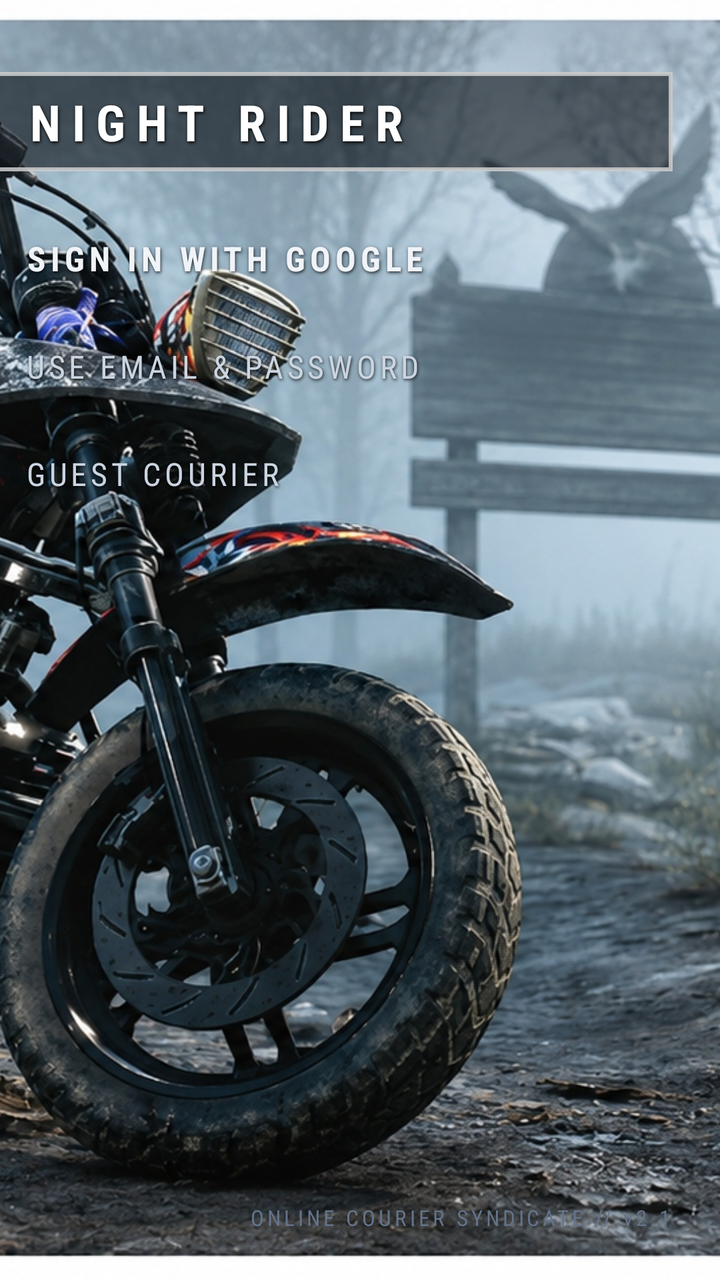
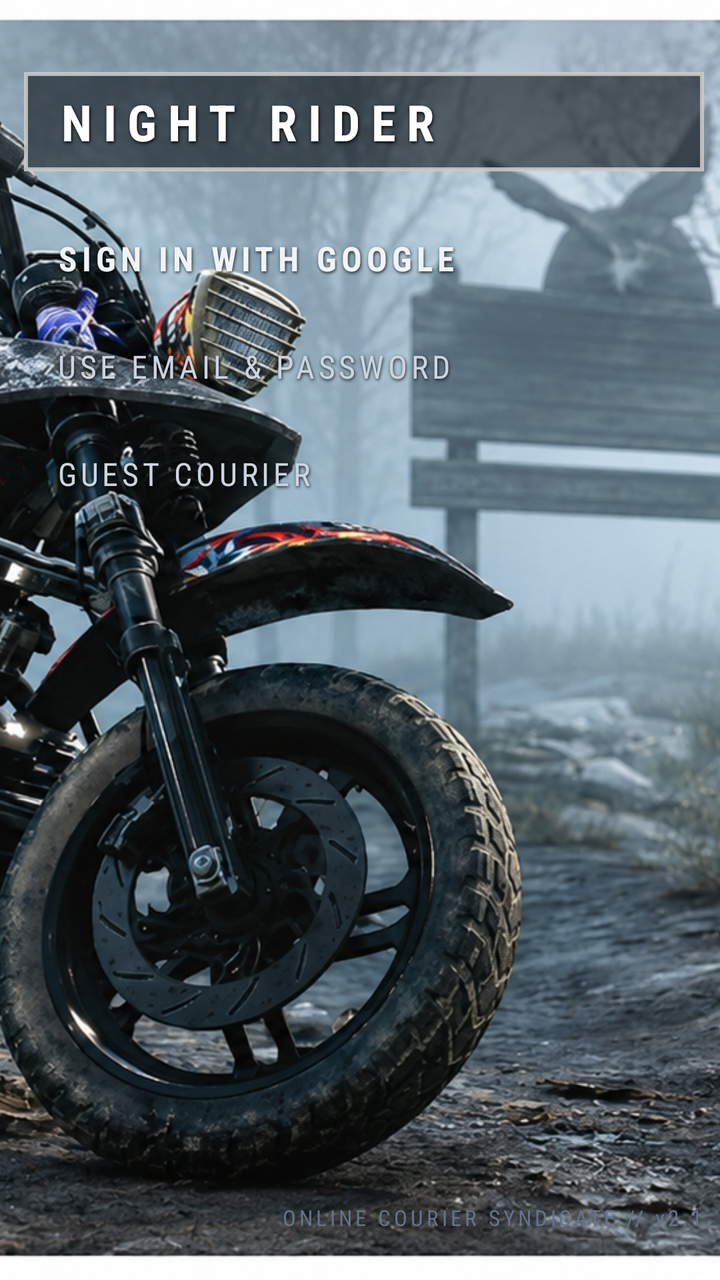

An Android layout rendered at two revisions. The XML below is the earlier revision; the diff shows what the commit changed to produce the second picture.
<!-- AndroidManifest.xml: application theme Theme.NightRider.FullScreen -->
<!-- res/layout/activity_auth.xml -->
<?xml version="1.0" encoding="utf-8"?>
<androidx.constraintlayout.widget.ConstraintLayout
    xmlns:android="http://schemas.android.com/apk/res/android"
    xmlns:app="http://schemas.android.com/apk/res-auto"
    android:layout_width="match_parent"
    android:layout_height="match_parent"
    android:background="#05080C"
    android:fitsSystemWindows="false">

    
    <ImageView
        android:id="@+id/iv_background"
        android:layout_width="match_parent"
        android:layout_height="match_parent"
        android:src="@drawable/bg_foggy_forest"
        android:scaleType="centerCrop"
        android:fitsSystemWindows="false"
        android:contentDescription="Foggy Forest Motorcycle" />

    
    
    <LinearLayout
        android:id="@+id/layout_right_content"
        android:layout_width="440dp"
        android:layout_height="wrap_content"
        android:orientation="vertical"
        android:gravity="start"
        android:background="@null"
        android:padding="0dp"
        android:visibility="gone"
        android:layout_marginStart="32dp"
        app:layout_constraintTop_toTopOf="parent"
        app:layout_constraintBottom_toBottomOf="parent"
        app:layout_constraintStart_toStartOf="parent">

        <TextView
            android:id="@+id/tv_right_hint"
            android:layout_width="match_parent"
            android:layout_height="wrap_content"
            android:text="Enter call-sign for new registration, email and password"
            android:textColor="#CBD5E1"
            android:textSize="13sp"
            android:fontFamily="sans-serif-condensed"
            android:gravity="start"
            android:shadowColor="#CC000000"
            android:shadowDx="1"
            android:shadowDy="2"
            android:shadowRadius="4" />

        
        <EditText
            android:id="@+id/et_name"
            android:layout_width="match_parent"
            android:layout_height="44dp"
            android:hint="Courier Name / Call-Sign (Required for Register)"
            android:textColorHint="#94A3B8"
            android:textColor="#FFFFFF"
            android:textSize="14sp"
            android:inputType="textPersonName|textCapWords"
            android:background="#33000000"
            android:paddingHorizontal="14dp"
            android:layout_marginTop="16dp" />

        
        <EditText
            android:id="@+id/et_email"
            android:layout_width="match_parent"
            android:layout_height="44dp"
            android:hint="Email Address"
            android:textColorHint="#94A3B8"
            android:textColor="#FFFFFF"
            android:textSize="14sp"
            android:inputType="textEmailAddress"
            android:background="#33000000"
            android:paddingHorizontal="14dp"
            android:layout_marginTop="10dp" />

        
        <EditText
            android:id="@+id/et_password"
            android:layout_width="match_parent"
            android:layout_height="44dp"
            android:hint="Password (min 6 characters)"
            android:textColorHint="#94A3B8"
            android:textColor="#FFFFFF"
            android:textSize="14sp"
            android:inputType="textPassword"
            android:background="#33000000"
            android:paddingHorizontal="14dp"
            android:layout_marginTop="10dp" />

        
        <LinearLayout
            android:layout_width="match_parent"
            android:layout_height="wrap_content"
            android:orientation="horizontal"
            android:layout_marginTop="18dp">

            <TextView
                android:id="@+id/btn_email_sign_in"
                android:layout_width="0dp"
                android:layout_height="44dp"
                android:layout_weight="1"
                android:text="SIGN IN"
                android:textColor="#FFFFFF"
                android:textSize="14sp"
                android:textStyle="bold"
                android:fontFamily="sans-serif-condensed"
                android:letterSpacing="0.12"
                android:gravity="center"
                android:background="@drawable/bg_days_gone_item"
                android:layout_marginEnd="6dp" />

            <TextView
                android:id="@+id/btn_email_sign_up"
                android:layout_width="0dp"
                android:layout_height="44dp"
                android:layout_weight="1"
                android:text="REGISTER"
                android:textColor="#FFFFFF"
                android:textSize="14sp"
                android:textStyle="bold"
                android:fontFamily="sans-serif-condensed"
                android:letterSpacing="0.12"
                android:gravity="center"
                android:background="@drawable/bg_days_gone_item"
                android:layout_marginStart="6dp" />
        </LinearLayout>

        <TextView
            android:id="@+id/btn_content_close"
            android:layout_width="wrap_content"
            android:layout_height="wrap_content"
            android:text="CLOSE  [X]"
            android:textColor="#94A3B8"
            android:textSize="13sp"
            android:fontFamily="sans-serif-condensed"
            android:letterSpacing="0.14"
            android:paddingVertical="8dp" android:paddingHorizontal="0dp"
            android:layout_gravity="start"
            android:layout_marginTop="10dp" />

    </LinearLayout>

    
    
    <LinearLayout
        android:id="@+id/layout_right_nav"
        android:layout_width="340dp"
        android:layout_height="wrap_content"
        android:orientation="vertical"
        android:gravity="start"
        android:layout_marginEnd="24dp"
        android:layout_marginTop="36dp"
        app:layout_constraintTop_toTopOf="parent"
        app:layout_constraintEnd_toEndOf="parent">

        
        <LinearLayout
            android:id="@+id/layout_title_box"
            android:layout_width="match_parent"
            android:layout_height="wrap_content"
            android:orientation="horizontal"
            android:gravity="start|center_vertical"
            android:background="@drawable/bg_days_gone_box"
            android:paddingHorizontal="16dp"
            android:paddingVertical="8dp">

            <TextView
                android:id="@+id/tv_title_main"
                android:layout_width="wrap_content"
                android:layout_height="wrap_content"
                android:text="NIGHT RIDER"
                android:textColor="#FFFFFF"
                android:textSize="25sp"
                android:textStyle="bold"
                android:fontFamily="sans-serif-condensed"
                android:letterSpacing="0.22"
                android:gravity="start"
                android:shadowColor="#000000"
                android:shadowDx="1"
                android:shadowDy="2"
                android:shadowRadius="4" />

        </LinearLayout>

        
        <LinearLayout
            android:id="@+id/layout_menu_buttons"
            android:layout_width="match_parent"
            android:layout_height="wrap_content"
            android:orientation="vertical"
            android:gravity="start"
            android:layout_marginTop="20dp">

            
            <TextView
                android:id="@+id/btn_google_sign_in"
                android:layout_width="match_parent"
                android:layout_height="wrap_content"
                android:text="SIGN IN WITH GOOGLE"
                android:textColor="#F0F4F8"
                android:textSize="17sp"
                android:textStyle="bold"
                android:fontFamily="sans-serif-condensed"
                android:letterSpacing="0.14"
                android:gravity="start|center_vertical"
                android:paddingVertical="12dp"
                android:paddingHorizontal="16dp"
                android:background="@drawable/bg_days_gone_item"
                android:shadowColor="#CC000000"
                android:shadowDx="1"
                android:shadowDy="2"
                android:shadowRadius="4" />

            
            <TextView
                android:id="@+id/btn_toggle_email"
                android:layout_width="match_parent"
                android:layout_height="wrap_content"
                android:text="USE EMAIL &amp; PASSWORD"
                android:textColor="#CBD5E1"
                android:textSize="16sp"
                android:fontFamily="sans-serif-condensed"
                android:letterSpacing="0.12"
                android:gravity="start|center_vertical"
                android:paddingVertical="12dp"
                android:paddingHorizontal="16dp"
                android:background="@drawable/bg_days_gone_item"
                android:shadowColor="#CC000000"
                android:shadowDx="1"
                android:shadowDy="2"
                android:shadowRadius="4"
                android:layout_marginTop="8dp" />

            
            <TextView
                android:id="@+id/btn_guest"
                android:layout_width="match_parent"
                android:layout_height="wrap_content"
                android:text="GUEST COURIER"
                android:textColor="#CBD5E1"
                android:textSize="16sp"
                android:fontFamily="sans-serif-condensed"
                android:letterSpacing="0.12"
                android:gravity="start|center_vertical"
                android:paddingVertical="12dp"
                android:paddingHorizontal="16dp"
                android:background="@drawable/bg_days_gone_item"
                android:shadowColor="#CC000000"
                android:shadowDx="1"
                android:shadowDy="2"
                android:shadowRadius="4"
                android:layout_marginTop="8dp" />

            <ProgressBar
                android:id="@+id/progress_auth"
                android:layout_width="28dp"
                android:layout_height="28dp"
                android:indeterminateTint="#FFFFFF"
                android:visibility="gone"
                android:layout_gravity="start"
                android:layout_marginTop="16dp"
                android:layout_marginStart="16dp" />

        </LinearLayout>

    </LinearLayout>

    
    <TextView
        android:id="@+id/tv_footer_credits"
        android:layout_width="wrap_content"
        android:layout_height="wrap_content"
        android:text="ONLINE COURIER SYNDICATE // v2.1"
        android:textColor="#64748B"
        android:textSize="11sp"
        android:fontFamily="sans-serif-condensed"
        android:letterSpacing="0.15"
        android:layout_marginBottom="24dp"
        android:layout_marginEnd="24dp"
        app:layout_constraintBottom_toBottomOf="parent"
        app:layout_constraintEnd_toEndOf="parent" />

</androidx.constraintlayout.widget.ConstraintLayout>
<!-- resources referenced by this layout -->
<resources>
  <!-- drawable bg_days_gone_box (drawable) -->
  <?xml version="1.0" encoding="utf-8"?>
  <shape xmlns:android="http://schemas.android.com/apk/res/android"
      android:shape="rectangle">
      <solid android:color="#990B0F14" />
      <stroke
          android:width="2dp"
          android:color="#DDCCCCCC" />
      <padding
          android:left="16dp"
          android:top="8dp"
          android:right="16dp"
          android:bottom="8dp" />
  </shape>
  <!-- drawable bg_days_gone_item (drawable) -->
  <?xml version="1.0" encoding="utf-8"?>
  <selector xmlns:android="http://schemas.android.com/apk/res/android">
      <item android:state_pressed="true">
          <shape android:shape="rectangle">
              <solid android:color="#33FFFFFF" />
              <stroke android:width="1dp" android:color="#EEFFFFFF" />
          </shape>
      </item>
      <item>
          <shape android:shape="rectangle">
              <solid android:color="#00000000" />
          </shape>
      </item>
  </selector>
  <!-- drawable bg_foggy_forest: jpg bitmap (drawable, 773819 bytes) -->
  <style name="Theme.NightRider.FullScreen" parent="Theme.AppCompat.NoActionBar">
          <item name="android:windowNoTitle">true</item>
          <item name="android:windowActionBar">false</item>
          <item name="android:windowFullscreen">true</item>
          <item name="android:windowContentOverlay">@null</item>
          <item name="android:windowBackground">#05080C</item>
          <item name="android:windowLayoutInDisplayCutoutMode">shortEdges</item>
          <item name="android:windowTranslucentStatus">true</item>
          <item name="android:windowTranslucentNavigation">true</item>
          <item name="android:navigationBarColor">@android:color/transparent</item>
          <item name="android:statusBarColor">@android:color/transparent</item>
          <item name="android:windowDrawsSystemBarBackgrounds">true</item>
          <item name="android:fitsSystemWindows">false</item>
          <item name="android:windowAnimationStyle">@style/NightRiderActivityAnimation</item>
      </style>
  <style name="NightRiderActivityAnimation" parent="@android:style/Animation.Activity">
          <item name="android:activityOpenEnterAnimation">@android:anim/fade_in</item>
          <item name="android:activityOpenExitAnimation">@android:anim/fade_out</item>
          <item name="android:activityCloseEnterAnimation">@android:anim/fade_in</item>
          <item name="android:activityCloseExitAnimation">@android:anim/fade_out</item>
      </style>
</resources>

<!-- the commit's change to res/layout/activity_auth.xml (unified diff, before → after) -->
@@ -150,7 +150,7 @@
         android:layout_height="wrap_content"
         android:orientation="vertical"
         android:gravity="start"
-        android:layout_marginEnd="24dp"
+        android:layout_marginEnd="8dp"
         android:layout_marginTop="36dp"
         app:layout_constraintTop_toTopOf="parent"
         app:layout_constraintEnd_toEndOf="parent">
@@ -278,7 +278,7 @@
         android:fontFamily="sans-serif-condensed"
         android:letterSpacing="0.15"
         android:layout_marginBottom="24dp"
-        android:layout_marginEnd="24dp"
+        android:layout_marginEnd="8dp"
         app:layout_constraintBottom_toBottomOf="parent"
         app:layout_constraintEnd_toEndOf="parent" />
 
